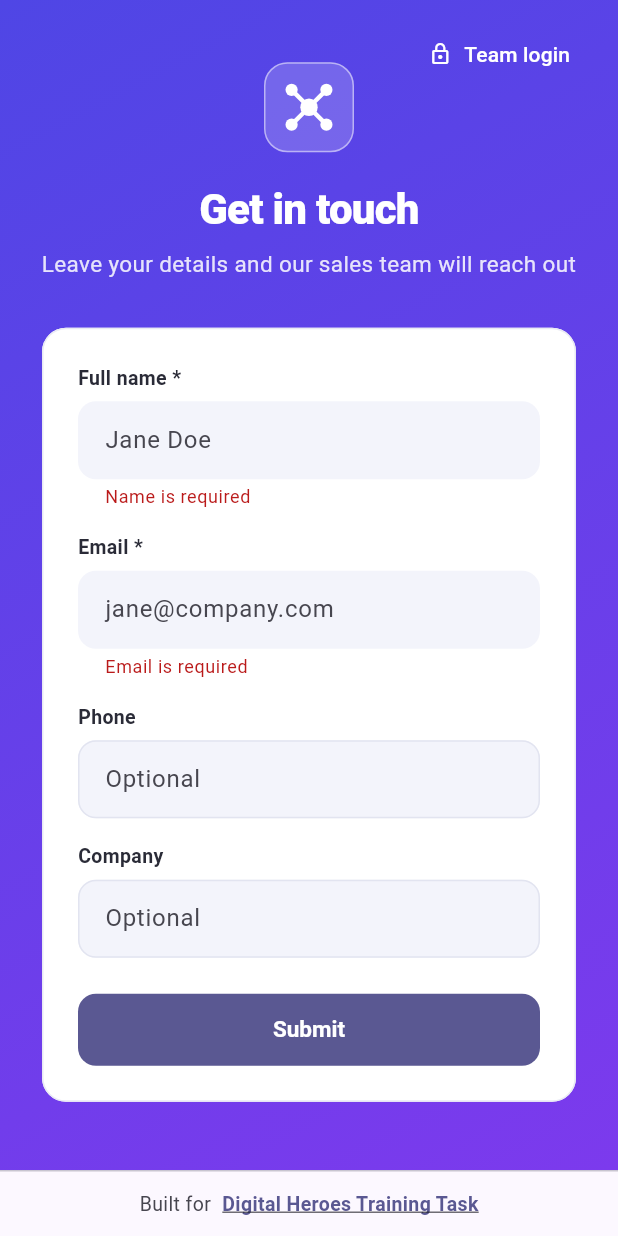
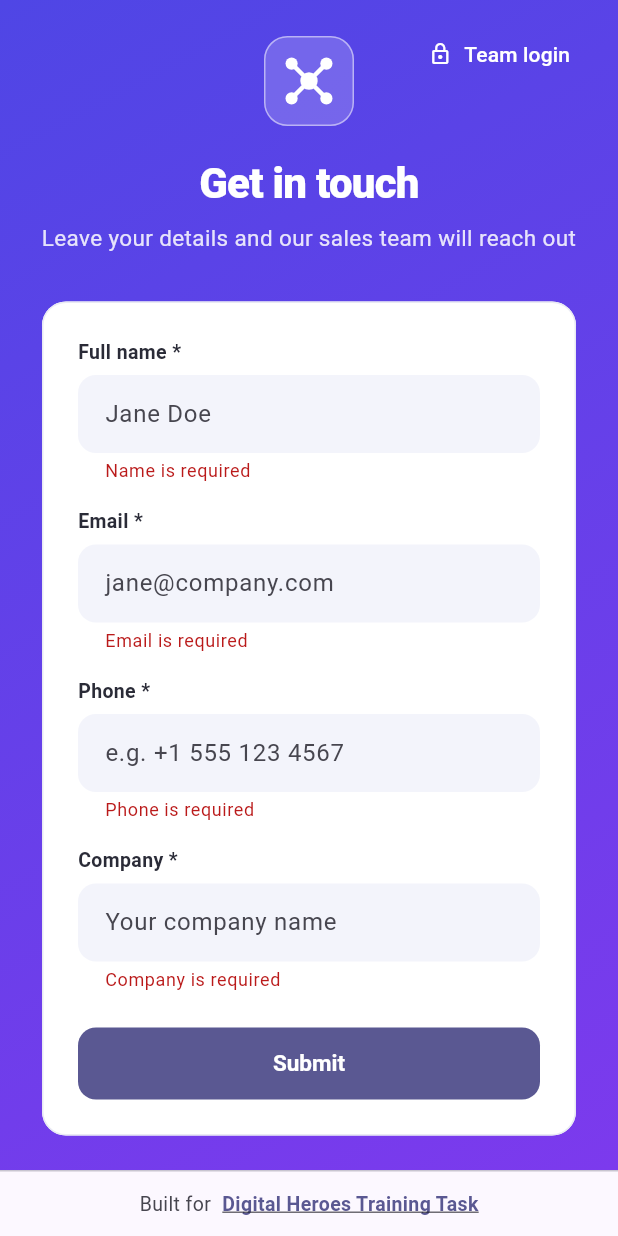
Before and after one commit to thisisMUKUND11/lead-platform, a Flutter app: the screen it shows after launch, after a tap on "Team login", after a tap on "← Public form", after a tap on "Submit", on a phone screen of 412 x 824 dp. Run offline on Flutter 3.47's test engine with Material 3 defaults, Android fonts, the phone set to English and light mode, and no system bars; our stand-ins replace flutter_riverpod, go_router, shared_preferences.

Commit message:
feat(frontend): require phone and company on the public capture form
Co-Authored-By: Claude Opus 4.8 (1M context) <noreply@anthropic.com>

```diff
--- a/frontend/lib/src/pages/capture_page.dart
+++ b/frontend/lib/src/pages/capture_page.dart
@@ -133,17 +133,27 @@ class _CapturePageState extends ConsumerState<CapturePage> {
             },
           ),
           const SizedBox(height: 16),
-          _label('Phone'),
+          _label('Phone *'),
           TextFormField(
             controller: _phone,
-            decoration: const InputDecoration(hintText: 'Optional'),
+            decoration: const InputDecoration(hintText: 'e.g. +1 555 123 4567'),
             keyboardType: TextInputType.phone,
+            validator: (v) {
+              final value = v?.trim() ?? '';
+              if (value.isEmpty) return 'Phone is required';
+              if (!RegExp(r'^[0-9+()\-\s]{7,}$').hasMatch(value)) {
+                return 'Enter a valid phone number';
+              }
+              return null;
+            },
           ),
           const SizedBox(height: 16),
-          _label('Company'),
+          _label('Company *'),
           TextFormField(
             controller: _company,
-            decoration: const InputDecoration(hintText: 'Optional'),
+            decoration: const InputDecoration(hintText: 'Your company name'),
+            validator: (v) =>
+                (v == null || v.trim().isEmpty) ? 'Company is required' : null,
           ),
           const SizedBox(height: 24),
           FilledButton(
```
Also changed, not shown: 3 other files.
